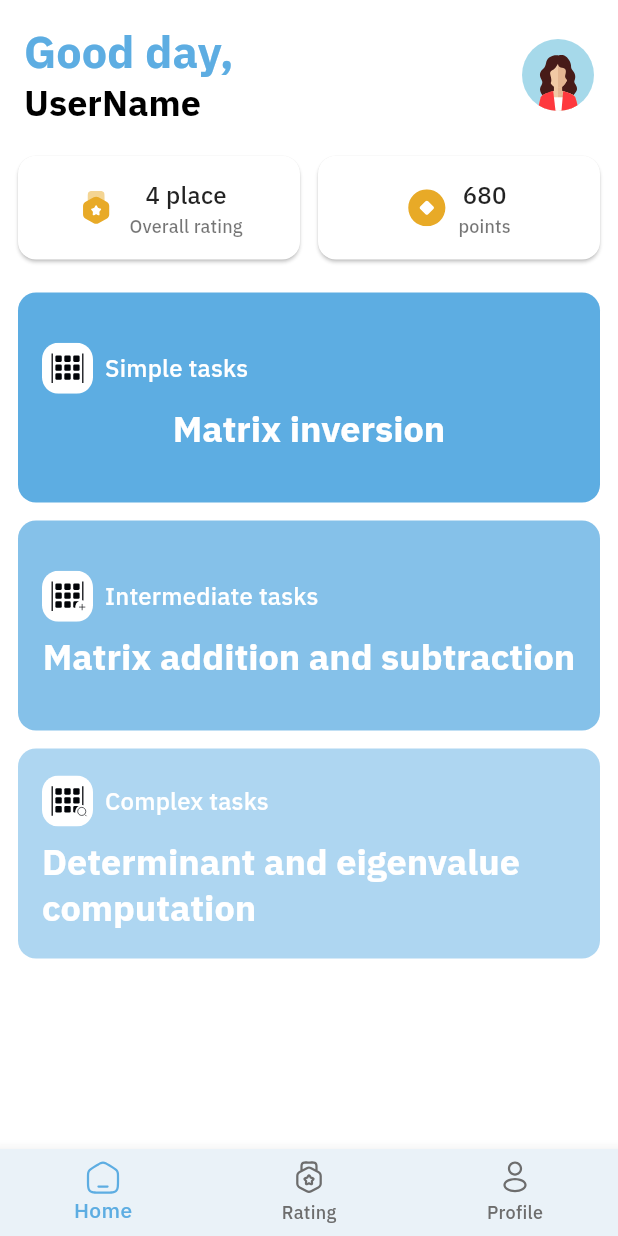
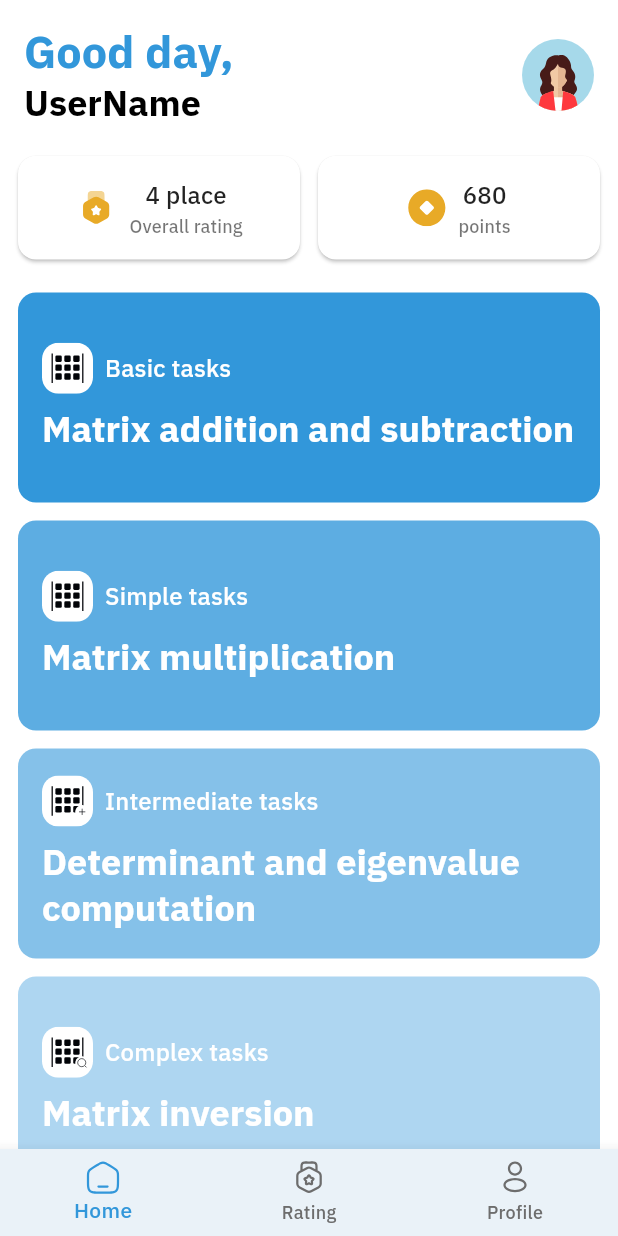
Before and after one commit to dervvilang/Linearity, a Flutter app: the screen it shows after launch, on a phone screen of 412 x 824 dp. Run offline on Flutter 3.47's test engine with Material 3 defaults, Android fonts, the phone set to English and light mode, and no system bars; our stand-ins replace firebase_core, flutter_svg; accounts and stored records are empty; generated files the repository leaves out were written again; project files that could hold a hidden picture were left out.

Commit message:
редактирование главного экрана, добавление скриптов для работы с бд

```diff
--- a/lib/l10n/app_en.arb
+++ b/lib/l10n/app_en.arb
@@ -49,6 +49,10 @@
             }
         }
     },
+    "basicTasks": "Basic tasks",
+    "@basicTasks": {
+        "description": "Name of the basic tasks category"
+    },
     "simpleTasks": "Simple tasks",
     "@simpleTasks": {
         "description": "Name of the simple tasks category"
@@ -72,6 +76,10 @@
     "detMatrixTask": "Determinant and eigenvalue computation",
     "@detMatrixTask": {
         "description": "Name of the task category related to computing determinants and eigenvalues"
+    },
+    "multMatrixTask": "Matrix multiplication",
+    "@multMatrixTask": {
+        "description": "The name of the category of tasks related to matrix multiplication"
     },
     "levelsTitle": "Level {levelNumber}",
     "@levelsTitle": {
--- a/lib/main.dart
+++ b/lib/main.dart
@@ -1,14 +1,19 @@
 import 'package:flutter/material.dart';
 import 'package:firebase_core/firebase_core.dart';
 import 'package:flutter_localizations/flutter_localizations.dart';
-import 'package:linearity/themes/theme.dart'; // импорт светлой/тёмной темы
-import 'package:linearity/views/home_view.dart'; // главный экран приложения
+import 'package:linearity/themes/theme.dart';
+import 'package:linearity/views/home_view.dart';
 import 'package:flutter_gen/gen_l10n/app_localizations.dart';
 import 'package:flutter/services.dart';
+import 'firebase_options.dart';
 
 Future<void> main() async {
   WidgetsFlutterBinding.ensureInitialized();
-  await Firebase.initializeApp();
+
+  // Инициализируем Firebase с опциями для текущей платформы
+  await Firebase.initializeApp(
+    options: DefaultFirebaseOptions.currentPlatform,
+  );
 
   // Настраиваем системные оверлеи: нижняя навигационная панель прозрачная.
   SystemChrome.setSystemUIOverlayStyle(
@@ -20,7 +25,6 @@ Future<void> main() async {
   runApp(const MyApp());
 }
 
-/// Корневой виджет приложения.
 class MyApp extends StatefulWidget {
   const MyApp({super.key});
 
@@ -29,7 +33,6 @@ class MyApp extends StatefulWidget {
 }
 
 class _MyAppState extends State<MyApp> {
-  // Флаг, определяющий текущую тему: false – светлая, true – тёмная.
   bool _isDarkTheme = false;
 
   void _toggleTheme(bool isDark) {
@@ -42,9 +45,8 @@ class _MyAppState extends State<MyApp> {
   Widget build(BuildContext context) {
     return MaterialApp(
       title: 'Linearity',
-      theme: lightTheme,       // Светлая тема
-      darkTheme: darkTheme,    // Тёмная тема
-      // Динамическое переключение темы.
+      theme: lightTheme,
+      darkTheme: darkTheme,
       themeMode: _isDarkTheme ? ThemeMode.dark : ThemeMode.light,
       localizationsDelegates: const [
         AppLocalizations.delegate,
@@ -56,7 +58,6 @@ class _MyAppState extends State<MyApp> {
         Locale('ru', ''), // Русский
         Locale('en', ''), // Английский
       ],
-      // Передаём актуальное состояние темы и callback в HomeView.
       home: HomeView(
         onThemeChanged: _toggleTheme,
         isDarkTheme: _isDarkTheme,
--- a/lib/themes/additional_colors.dart
+++ b/lib/themes/additional_colors.dart
@@ -21,6 +21,7 @@ class AdditionalColors extends ThemeExtension<AdditionalColors> {
   final Color hint;
   final Color greetingText;
   final Color ratingCard;
+  final Color fifth;
 
   const AdditionalColors({
     required this.scaffold,
@@ -40,6 +41,7 @@ class AdditionalColors extends ThemeExtension<AdditionalColors> {
     required this.secondLevel,
     required this.secback,
     required this.hint,
+    required this.fifth,
   });
 
   @override
@@ -61,6 +63,7 @@ class AdditionalColors extends ThemeExtension<AdditionalColors> {
     Color? secondLevel,
     Color? secback,
     Color? hint,
+    Color? fifth,
   }) {
     return AdditionalColors(
       scaffold: scaffold ?? this.scaffold,
@@ -80,6 +83,7 @@ class AdditionalColors extends ThemeExtension<AdditionalColors> {
       secondLevel: secondLevel ?? this.secondLevel,
       secback: secback ?? this.secback,
       hint: hint ?? this.hint,
+      fifth: fifth ?? this.fifth,
     );
   }
 
@@ -104,6 +108,7 @@ class AdditionalColors extends ThemeExtension<AdditionalColors> {
       secondLevel: Color.lerp(secondLevel, other.secondLevel, t)!,
       secback: Color.lerp(secback, other.secback, t)!,
       hint: Color.lerp(hint, other.hint, t)!,
+      fifth: Color.lerp(fifth, other.fifth, t)!,
     );
   }
 }
--- a/lib/themes/theme.dart
+++ b/lib/themes/theme.dart
@@ -106,6 +106,7 @@ final ThemeData lightTheme = ThemeData(
       secondLevel: AppColors.thirdBlue,
       secback: AppColors.primaryBlue,
       hint: AppColors.primaryBlue,
+      fifth: AppColors.fifthBlue,
     ),
   ],
 );
@@ -213,6 +214,7 @@ final ThemeData darkTheme = ThemeData(
       secondLevel: AppColors.secondPurple,
       secback: AppColors.secondPurple,
       hint: AppColors.goldDark,
+      fifth: AppColors.fifthPurple,
     ),
   ],
 );
--- a/lib/views/home_view.dart
+++ b/lib/views/home_view.dart
@@ -174,9 +174,30 @@ class _HomeViewState extends State<HomeView> {
                                 width: 34,
                                 height: 34,
                               ),
+                              title: loc.basicTasks,
+                              subtitle: loc.addMatrixTask,
+                              color: additionalColors.primary,
+                              onTap: () {
+                                Navigator.push(
+                                  context,
+                                  MaterialPageRoute(
+                                    builder: (context) => const LevelsListView(
+                                      taskType: TaskType.simple,
+                                    ),
+                                  ),
+                                );
+                              },
+                            ),
+                            const SizedBox(height: 4),
+                            CategoryCard(
+                              icon: SvgPicture.asset(
+                                'lib/assets/icons/matrix_simple.svg',
+                                width: 34,
+                                height: 34,
+                              ),
                               title: loc.simpleTasks,
-                              subtitle: loc.inverseMatrixTask,
-                              color: additionalColors.primary,
+                              subtitle: loc.multMatrixTask,
+                              color: additionalColors.fifth,
                               onTap: () {
                                 Navigator.push(
                                   context,
@@ -196,7 +217,7 @@ class _HomeViewState extends State<HomeView> {
                                 height: 34,
                               ),
                               title: loc.middleTasks,
-                              subtitle: loc.addMatrixTask,
+                              subtitle: loc.detMatrixTask,
                               color: additionalColors.secondary,
                               onTap: () {
                                 Navigator.push(
@@ -217,7 +238,7 @@ class _HomeViewState extends State<HomeView> {
                                 height: 34,
                               ),
                               title: loc.hardTasks,
-                              subtitle: loc.detMatrixTask,
+                              subtitle: loc.inverseMatrixTask,
                               color: additionalColors.tertiary,
                               onTap: () {
                                 Navigator.push(
--- a/lib/widgets/category_card.dart
+++ b/lib/widgets/category_card.dart
@@ -37,7 +37,7 @@ class CategoryCard extends StatelessWidget {
           padding: const EdgeInsets.all(16),
           child: Column(
             mainAxisAlignment: MainAxisAlignment.center, // Центрирование содержимого
-            crossAxisAlignment: CrossAxisAlignment.center,
+            crossAxisAlignment: CrossAxisAlignment.start,
             children: [
               Row(
                 mainAxisAlignment: MainAxisAlignment.start,
```
Also changed, not shown: lib/l10n/app_ru.arb (+10 -2 lines), lib/themes/app_colors.dart (+5 -3 lines), pubspec.yaml (+5 -4 lines), firebase.json, lib/firebase_options.dart (added), pubspec.lock, 129 other files.
